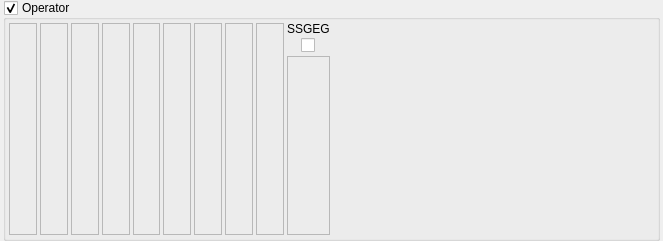
Qt form BambooTracker/gui/instrument_editor/fm_operator_table.ui (BambooTracker/BambooTracker) before a commit.
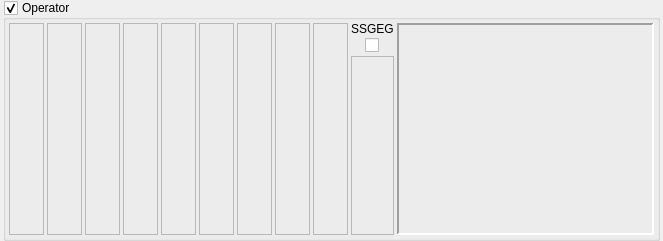
The same form after that commit. Custom widgets are drawn as their Qt base class.

Commit message: Change drawing method of FM envelope in FM instrument editor

Diff of the .ui file:
```diff
--- a/BambooTracker/gui/instrument_editor/fm_operator_table.ui
+++ b/BambooTracker/gui/instrument_editor/fm_operator_table.ui
@@ -39,7 +39,7 @@
      <property name="checkable">
       <bool>true</bool>
      </property>
-     <layout class="QHBoxLayout" name="horizontalLayout" stretch="5,5">
+     <layout class="QHBoxLayout" name="horizontalLayout" stretch="6,4">
       <property name="spacing">
        <number>3</number>
       </property>
@@ -192,20 +192,15 @@
        </layout>
       </item>
       <item>
-       <widget class="QGraphicsView" name="envelopeGraphicsView">
-        <property name="styleSheet">
-         <string notr="true">QGraphicsView {
-	background-color: transparent;
-}</string>
+       <widget class="QFrame" name="envFrame">
+        <property name="frameShape">
+         <enum>QFrame::Panel</enum>
         </property>
-        <property name="backgroundBrush">
-         <brush brushstyle="NoBrush">
-          <color alpha="255">
-           <red>0</red>
-           <green>0</green>
-           <blue>0</blue>
-          </color>
-         </brush>
+        <property name="frameShadow">
+         <enum>QFrame::Sunken</enum>
+        </property>
+        <property name="lineWidth">
+         <number>2</number>
         </property>
        </widget>
       </item>
```
The commit also changes 5 other files.
